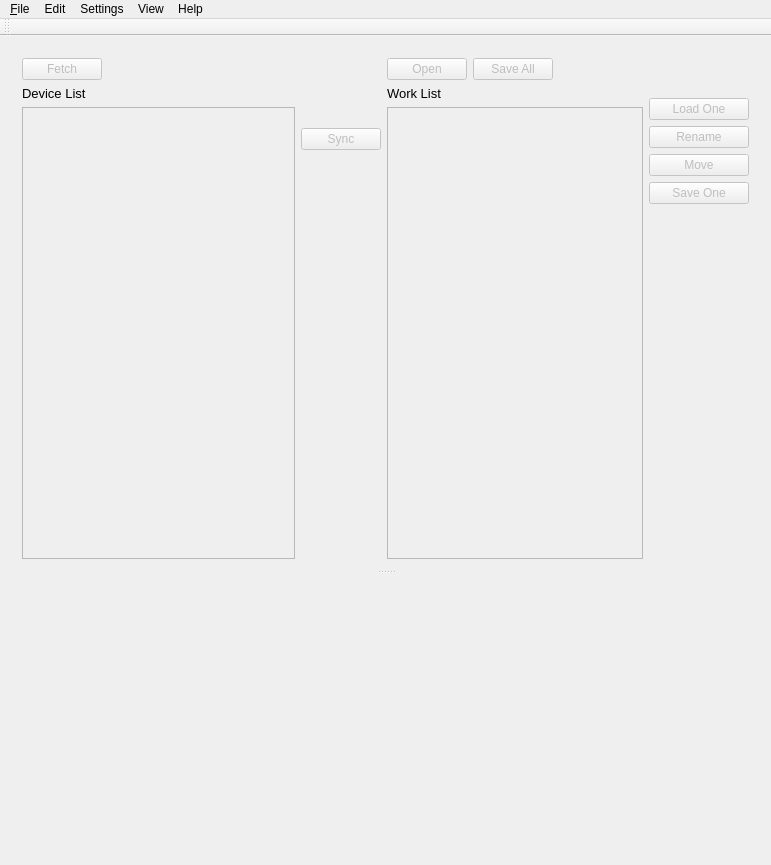
First picture: the form in spl/DcPresetLib.ui, repository strymon/spl, before the edit.
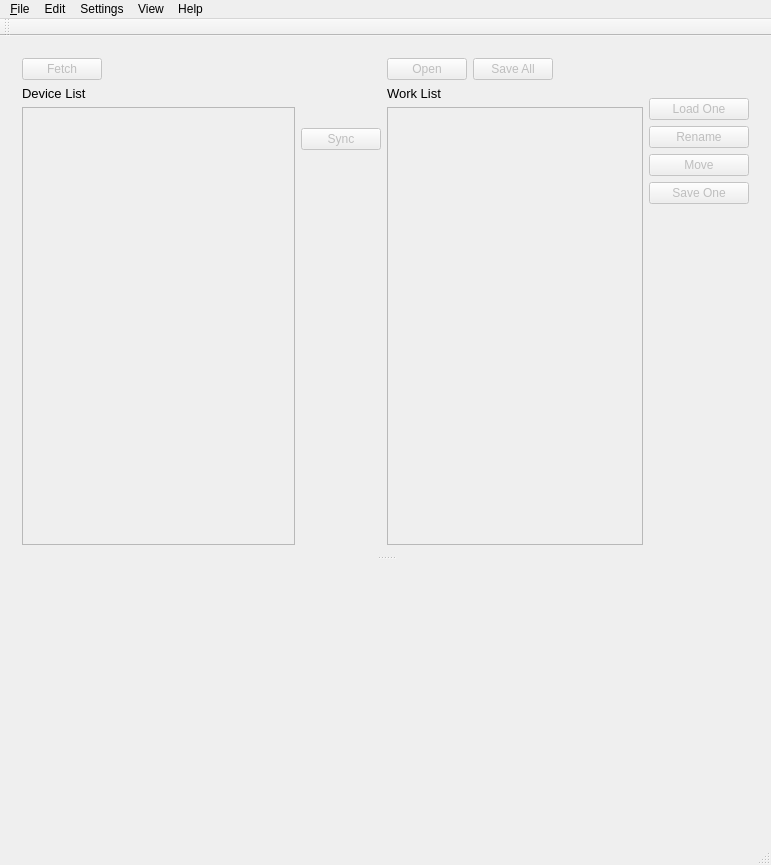
Second picture: the form after the edit. Icons and pictures are not drawn. Custom widgets are drawn as their Qt base class.

Commit message: NEW: Device icon indicates that it is a button when hovering NEW: Added icon to indicate Strymon boot code NEW: Device detection will verify MIDI device can transmit proper identity request results NEW: Add method to detect Strymon device if MIDI Interface is non-compliant (that is, it will still work if the MIDI device can only handle a few bytes at a time).  This allows the program to work with devices only designed to transfer MIDI short messages.

Patch:
```diff
--- a/spl/DcPresetLib.ui
+++ b/spl/DcPresetLib.ui
@@ -491,6 +491,7 @@
     <bool>false</bool>
    </attribute>
   </widget>
+  <widget class="QStatusBar" name="statusBar"/>
   <action name="actionExit">
    <property name="text">
     <string>Exit</string>
```
Left out of the diff: 3 changed lines with no effect on the pictures. The commit also changes 5 other files.
